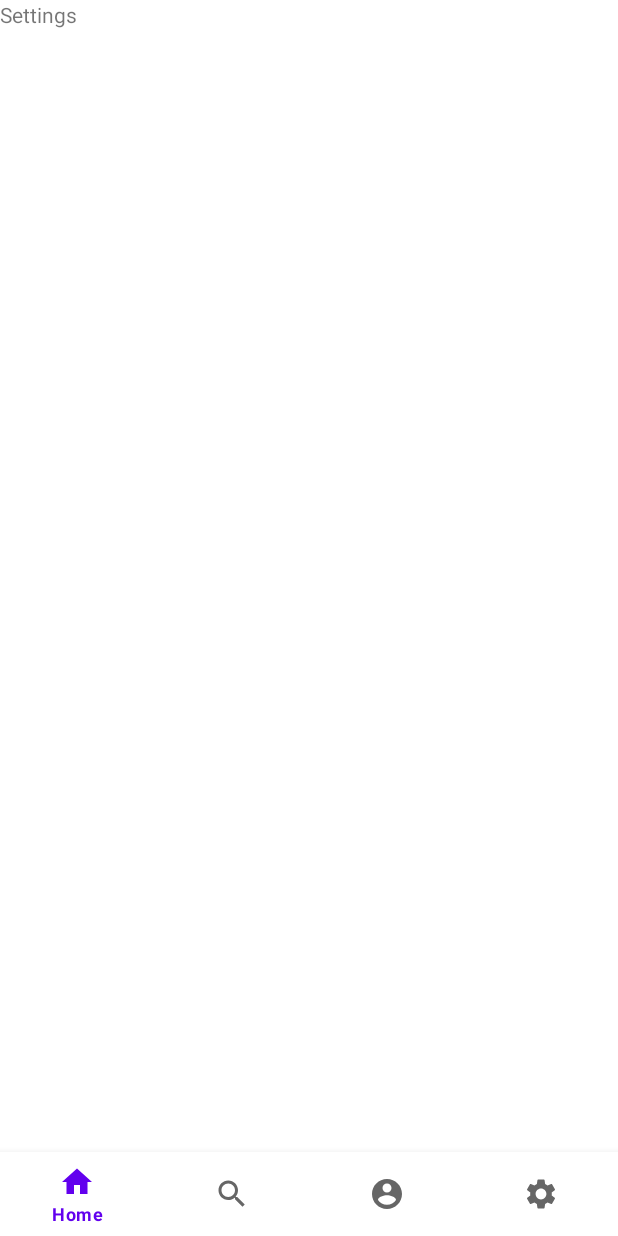
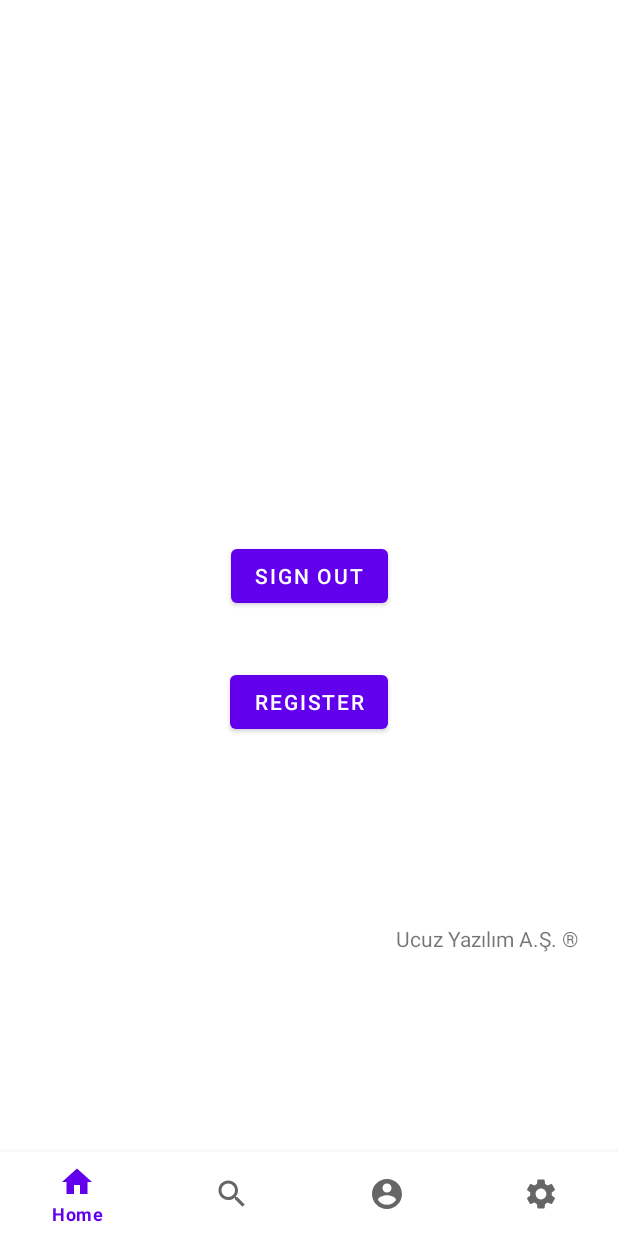
Before and after one commit to aemirbosnak/BilGit, an Android app: the SettingsFragment screen opened through its navigation route, on a phone screen of 412 x 824 dp. Before the commit the screen is almost empty. Run offline under Robolectric (Android 15) with nearby library versions, the phone set to English and light mode, and no system bars.

Commit message:
Sign out and register button

```diff
--- a/app/src/main/res/layout/settings_fragment.xml
+++ b/app/src/main/res/layout/settings_fragment.xml
@@ -1,13 +1,42 @@
 <?xml version="1.0" encoding="utf-8"?>
-<FrameLayout xmlns:android="http://schemas.android.com/apk/res/android"
+<androidx.constraintlayout.widget.ConstraintLayout xmlns:android="http://schemas.android.com/apk/res/android"
+    xmlns:app="http://schemas.android.com/apk/res-auto"
     xmlns:tools="http://schemas.android.com/tools"
+    android:id="@+id/frameLayout"
     android:layout_width="match_parent"
     android:layout_height="match_parent"
     tools:context=".view.SettingsFragment">
 
     <TextView
-        android:layout_width="match_parent"
-        android:layout_height="match_parent"
-        android:text="@string/settings" />
+        android:id="@+id/textView2"
+        android:layout_width="130dp"
+        android:layout_height="26dp"
+        android:layout_marginStart="264dp"
+        android:layout_marginTop="616dp"
+        android:text="Ucuz Yazılım A.Ş. ®"
+        app:layout_constraintStart_toStartOf="parent"
+        app:layout_constraintTop_toTopOf="parent" />
 
-</FrameLayout>
+    <Button
+        android:id="@+id/button2"
+        android:layout_width="wrap_content"
+        android:layout_height="wrap_content"
+        android:text="Sign Out"
+        app:layout_constraintBottom_toBottomOf="parent"
+        app:layout_constraintEnd_toEndOf="parent"
+        app:layout_constraintStart_toStartOf="parent"
+        app:layout_constraintTop_toTopOf="parent" />
+
+    <Button
+        android:id="@+id/button3"
+        android:layout_width="wrap_content"
+        android:layout_height="wrap_content"
+        android:text="Register"
+        app:layout_constraintBottom_toBottomOf="parent"
+        app:layout_constraintEnd_toEndOf="parent"
+        app:layout_constraintHorizontal_bias="0.501"
+        app:layout_constraintStart_toStartOf="parent"
+        app:layout_constraintTop_toTopOf="parent"
+        app:layout_constraintVertical_bias="0.617" />
+
+</androidx.constraintlayout.widget.ConstraintLayout>
```
